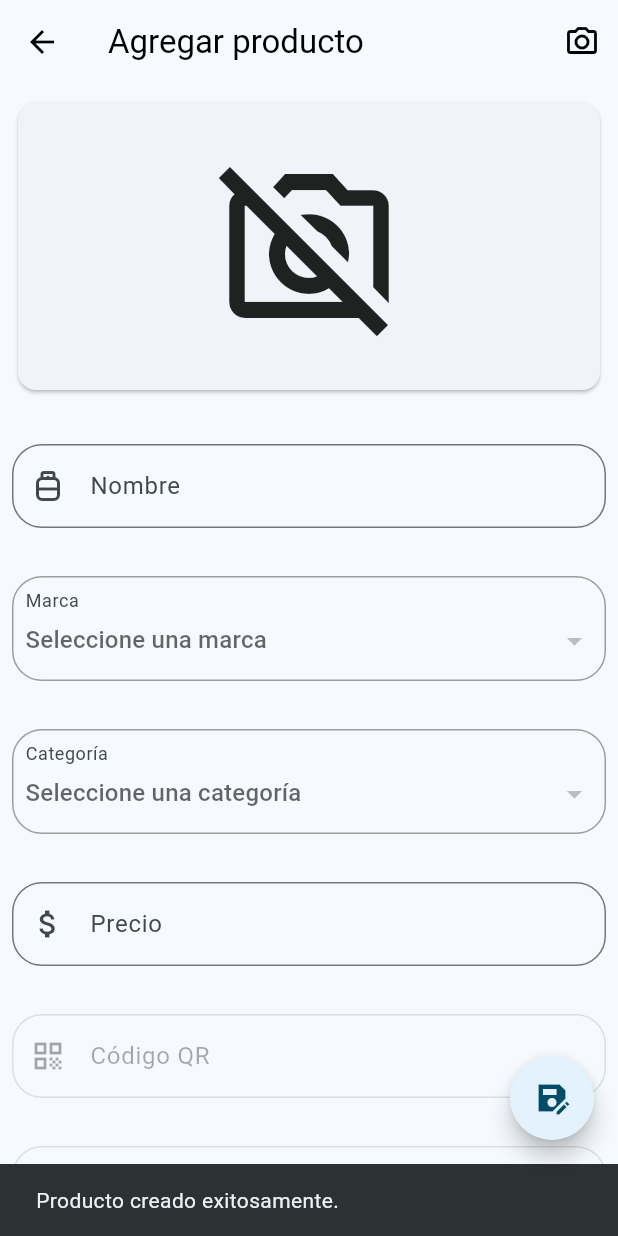
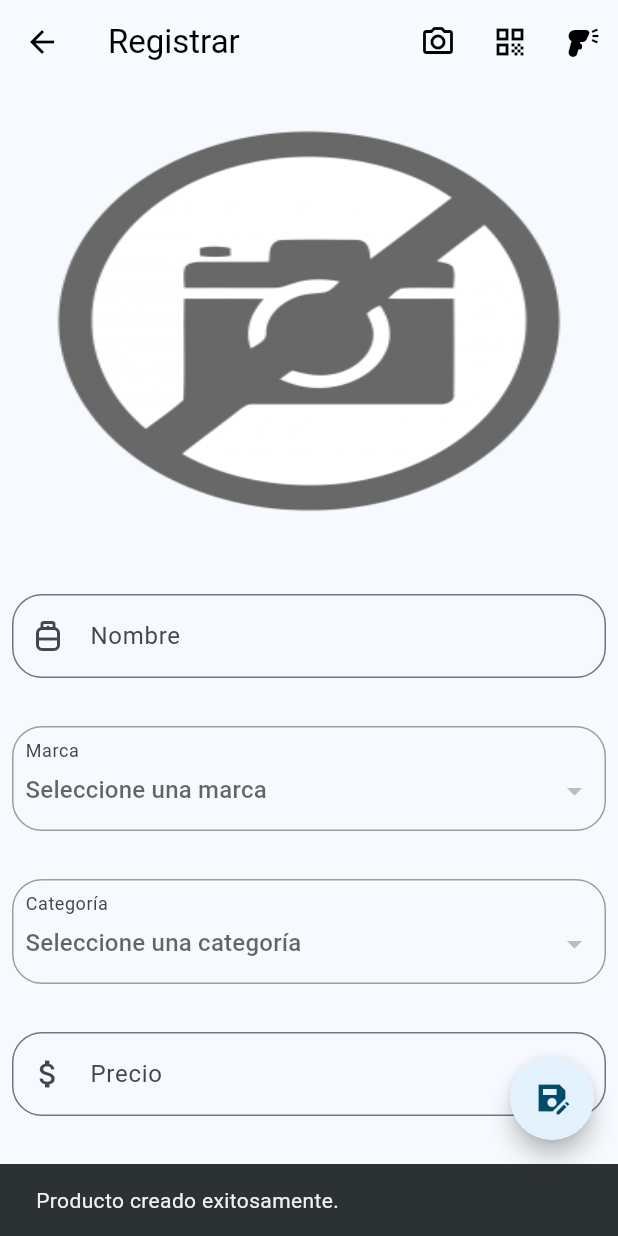
Before and after one commit to juddcito/flutter_products_app, a Flutter app: the ProductCreateScreen screen opened by its route, after a tap on the "save as" icon, on a phone screen of 412 x 824 dp. Run offline on Flutter 3.47's test engine with Material 2 defaults, Android fonts, the phone set to English and light mode, and no system bars; our stand-ins replace animate_do, dio, flutter_image_compress, flutter_riverpod, flutter_speed_dial, go_router and 3 more; missing offline and left inert: dart:ffi, simple_barcode_scanner; network calls fail.

Commit message:
POST y PUT funcionando

```diff
--- a/lib/infrastructure/datasources/sactidb_datasource.dart
+++ b/lib/infrastructure/datasources/sactidb_datasource.dart
@@ -27,7 +27,7 @@ class SactiDbDatasource extends ProductDatasource {
 
   // Para PUT de productos
   final dio3 = Dio(BaseOptions(
-    baseUrl: 'http://192.168.0.128:6001/api/productos',
+    baseUrl: 'https://nuevaprueba1.azurewebsites.net/api/productos',
     queryParameters: {
       'ver': '1.1'
     }
@@ -152,22 +152,26 @@ class SactiDbDatasource extends ProductDatasource {
   @override
   Future<void> postProduct(Map<String, dynamic> product, String photoPath) async {
 
+    final String productName = product["nombre"];
+
     try {
 
       File imageFile = File(photoPath);
 
       FormData data = FormData.fromMap({
+        'ImagenCarga': MultipartFile.fromBytes(
+          imageFile.readAsBytesSync(),
+          filename: '$productName.jpg'
+        ),
         'ProductoDto': {
-          'id': product["id"],
           'nombre': product["nombre"],
           'precio': product["precio"],
           'marcaId': product["marcaId"],
           'categoriaId': product["categoriaId"],
           'codigoBarra': product["codigoBarra"],
-          'codigoQr': product["codigoQur"],
-        },
-        'ImagenCarga': MultipartFile.fromBytes(imageFile.readAsBytesSync(),
-            filename: '${product["id"]}.jpg')
+          'codigoQr': product["codigoQr"],
+        }
+
       });
 
       final response = await dio.post(
--- a/lib/presentation/providers/products/products_provider.dart
+++ b/lib/presentation/providers/products/products_provider.dart
@@ -92,5 +92,5 @@ class ProductsNotifier extends StateNotifier<List<Product>> {
 }
 
 final productNameProvider = StateProvider<String>((ref) => '');
-final productPriceProvider = StateProvider<double>((ref) => 0);
+final productPriceProvider = StateProvider<double>((ref) => 0.0);
 final productImageProvider = StateProvider<String>((ref) => '');
--- a/lib/presentation/screens/products/product_create_screen.dart
+++ b/lib/presentation/screens/products/product_create_screen.dart
@@ -1,3 +1,5 @@
+import 'dart:io';
+
 import 'package:flutter/material.dart';
 import 'package:flutter_products_app/presentation/providers/barcode/barcode_provider.dart';
 import 'package:flutter_products_app/presentation/providers/products/products_provider.dart';
@@ -6,9 +8,12 @@ import 'package:flutter_products_app/presentation/widgets/products/barcode_textf
 import 'package:flutter_products_app/presentation/widgets/products/qr_textfield.dart';
 import 'package:flutter_products_app/presentation/widgets/widgets.dart';
 import 'package:flutter_riverpod/flutter_riverpod.dart';
+import 'package:simple_barcode_scanner/enum.dart';
+import 'package:simple_barcode_scanner/simple_barcode_scanner.dart';
 
 import '../../../domain/entities/category.dart';
 import '../../../domain/entities/marca.dart';
+import '../../../features/services/camera_gallery_service_impl.dart';
 import '../../providers/categories/categories_provider.dart';
 import '../../providers/marcas/marcas_provider.dart';
 import '../../widgets/marcas/marcas_dropdown.dart';
@@ -31,7 +36,6 @@ class ProductScreenState extends ConsumerState<ProductCreateScreen> {
 
   @override
   Widget build(BuildContext context) {
-
     final colors = Theme.of(context).colorScheme;
     final categories = ref.watch(categoriesProvider);
     final marcas = ref.watch(marcasProvider);
@@ -40,7 +44,6 @@ class ProductScreenState extends ConsumerState<ProductCreateScreen> {
 
     @override
     Map<String, dynamic> buildProduct() {
-
       final int? selectedIdCategory = ref.read(selectedIdCategoriaProvider);
       final int selectedIdMarca = ref.read(selectedIdMarcaProvider);
       final String productName = ref.read(productNameProvider);
@@ -68,17 +71,50 @@ class ProductScreenState extends ConsumerState<ProductCreateScreen> {
       appBar: AppBar(
         actions: [
           IconButton(
-            onPressed: () {
+              onPressed: () async {
+                final photoPath = await CameraGalleryServiceImpl().takePhoto();
+                if (photoPath == null) return;
+                ref.read(productImageProvider.notifier).state = photoPath;
+              },
+              icon: const Icon(Icons.camera_alt_outlined)),
+          IconButton(
+              onPressed: () async {
+                var res = await Navigator.push(
+                    context,
+                    MaterialPageRoute(
+                      builder: (context) => const SimpleBarcodeScannerPage(
+                        scanType: ScanType.qr,
+                      ),
+                    ));
 
-            },
-            icon: const Icon(Icons.camera_alt_outlined)
-          )
+                if (res is String) {
+                  ref.read(qrProvider.notifier).update((state) => res);
+                }
+              },
+              icon: const Icon(Icons.qr_code)),
+          IconButton(
+              onPressed: () async {
+                var res = await Navigator.push(
+                    context,
+                    MaterialPageRoute(
+                      builder: (context) => const SimpleBarcodeScannerPage(),
+                    ));
+
+                if (res is String) {
+                  ref.read(barcodeProvider.notifier).update((state) => res);
+                }
+              },
+              icon: const Icon(Icons.barcode_reader))
         ],
-        title: const Text('Agregar producto', style: TextStyle(color: Colors.black)),
+        title: const Text('Registrar', style: TextStyle(color: Colors.black)),
         backgroundColor: colors.background,
         foregroundColor: Colors.black,
       ),
-      body: _ProductCreateView(marcas: marcas, categories: categories, barcode: barcode, qrCode: qrcode),
+      body: _ProductCreateView(
+          marcas: marcas,
+          categories: categories,
+          barcode: barcode,
+          qrCode: qrcode),
       floatingActionButton: FloatingActionButton(
         backgroundColor: Colors.blue.shade50,
         shape: const CircleBorder(),
@@ -86,7 +122,8 @@ class ProductScreenState extends ConsumerState<ProductCreateScreen> {
           final product = buildProduct();
           final photoPath = ref.read(productImageProvider);
           ref.read(productsProvider.notifier).postProductByProduct(product, photoPath);
-          ScaffoldMessenger.of(context).showSnackBar(const SnackBar(content: Text('Producto creado exitosamente.')));
+          ScaffoldMessenger.of(context).showSnackBar(
+              const SnackBar(content: Text('Producto creado exitosamente.')));
         },
         child: const Icon(Icons.save_as_sharp),
       ),
@@ -95,26 +132,23 @@ class ProductScreenState extends ConsumerState<ProductCreateScreen> {
 }
 
 class _ProductCreateView extends ConsumerStatefulWidget {
-
   final List<Categoryy> categories;
   final List<Marca> marcas;
   final String barcode;
   final String qrCode;
 
-  const _ProductCreateView({
-    super.key,
-    required this.categories,
-    required this.marcas,
-    required this.barcode,
-    required this.qrCode
-  });
+  const _ProductCreateView(
+      {super.key,
+      required this.categories,
+      required this.marcas,
+      required this.barcode,
+      required this.qrCode});
 
   @override
   __ProductCreateViewState createState() => __ProductCreateViewState();
 }
 
 class __ProductCreateViewState extends ConsumerState<_ProductCreateView> {
-
   final nombreController = TextEditingController();
   final marcaController = TextEditingController();
   final categoriaController = TextEditingController();
@@ -147,20 +181,32 @@ class __ProductCreateViewState extends ConsumerState<_ProductCreateView> {
 
   @override
   Widget build(BuildContext context) {
+    final String image = ref.watch(productImageProvider);
+    late ImageProvider imageProvider;
+
+    if (image == '') {
+      imageProvider = const AssetImage('assets/loaders/no_image.png');
+    } else {
+      imageProvider = FileImage(File(image));
+    }
+
     return Column(
       children: [
         Expanded(
           child: ListView(
             padding: const EdgeInsets.all(8),
             children: [
-              const SizedBox(
-                width: double.infinity,
-                height: 200,
-                child: Card(
-                    child: Icon(
-                  Icons.no_photography_outlined,
-                  size: 128,
-                )),
+              SizedBox(
+                height: 300,
+                child: Padding(
+                  padding: const EdgeInsets.all(1.0),
+                  child: ClipRRect(
+                      borderRadius: BorderRadius.circular(20),
+                      child: Image(
+                        image: imageProvider,
+                        fit: BoxFit.fill,
+                      )),
+                ),
               ),
               const SizedBox(
                 height: 32,
@@ -171,9 +217,7 @@ class __ProductCreateViewState extends ConsumerState<_ProductCreateView> {
                     labelText: 'Nombre',
                     prefixIcon: const Icon(Icons.propane_tank_outlined),
                     border: OutlineInputBorder(
-                      borderRadius: BorderRadius.circular(20)
-                    )
-                ),
+                        borderRadius: BorderRadius.circular(20))),
               ),
               const SizedBox(
                 height: 32,
@@ -192,9 +236,7 @@ class __ProductCreateViewState extends ConsumerState<_ProductCreateView> {
                     labelText: 'Precio',
                     prefixIcon: const Icon(Icons.attach_money),
                     border: OutlineInputBorder(
-                      borderRadius: BorderRadius.circular(20)
-                    )
-                ),
+                        borderRadius: BorderRadius.circular(20))),
                 keyboardType: const TextInputType.numberWithOptions(),
               ),
               const SizedBox(
@@ -204,7 +246,9 @@ class __ProductCreateViewState extends ConsumerState<_ProductCreateView> {
               const SizedBox(
                 height: 32,
               ),
-              BarcodeTextfield(barcodeController: barcodeController, barcode: widget.barcode),
+              BarcodeTextfield(
+                  barcodeController: barcodeController,
+                  barcode: widget.barcode),
               const SizedBox(
                 height: 32,
               ),
```
